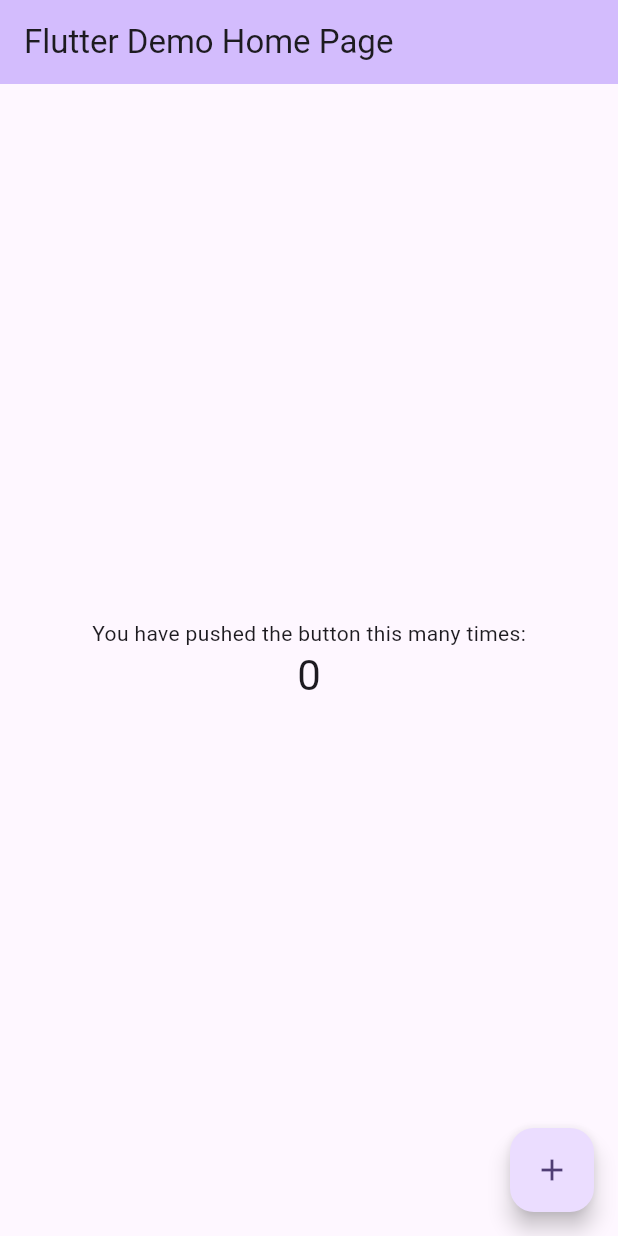
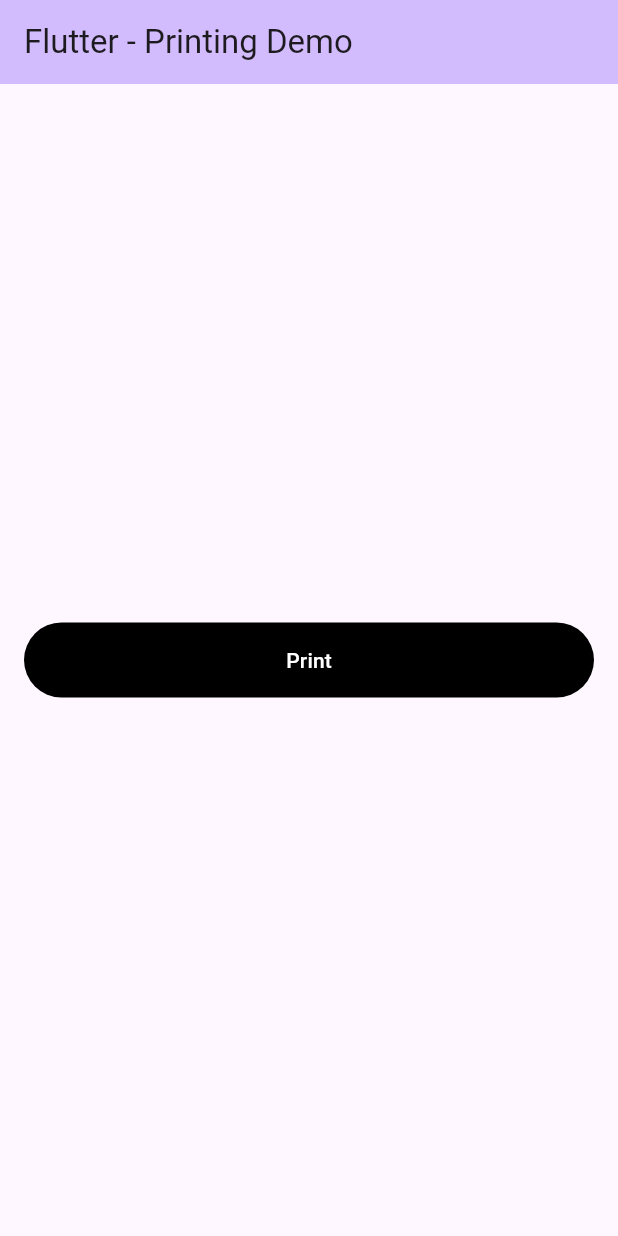
Before and after one commit to smarts-uz/printing_testapp, a Flutter app: the screen it shows after launch, on a phone screen of 412 x 824 dp. Run offline on Flutter 3.47's test engine with Material 2 defaults, Android fonts, the phone set to English and light mode, and no system bars; our stand-ins replace pdf, printing.

Commit message:
added printing feature

```diff
--- a/lib/main.dart
+++ b/lib/main.dart
@@ -14,12 +14,12 @@
   Widget build(BuildContext context) {
     return MaterialApp(
       debugShowCheckedModeBanner: false,
-      title: 'Flutter Demo',
+      title: 'Printing Demo',
       theme: ThemeData(
         colorScheme: ColorScheme.fromSeed(seedColor: Colors.deepPurple),
         useMaterial3: true,
       ),
-      home: const MyHomePage(title: 'Flutter Demo Home Page'),
+      home: const MyHomePage(title: 'Flutter - Printing Demo'),
     );
   }
 }
@@ -34,14 +34,6 @@
 }
 
 class _MyHomePageState extends State<MyHomePage> {
-  int _counter = 0;
-
-  void _incrementCounter() {
-    setState(() {
-      _counter++;
-    });
-  }
-
   @override
   Widget build(BuildContext context) {
     return Scaffold(
@@ -49,24 +41,46 @@
         backgroundColor: Theme.of(context).colorScheme.inversePrimary,
         title: Text(widget.title),
       ),
-      body: Center(
+      body: Padding(
+        padding: const EdgeInsets.all(16),
+        child: Center(
           child: Column(
             mainAxisAlignment: MainAxisAlignment.center,
-          children: <Widget>[
-            const Text(
-              'You have pushed the button this many times:',
+            children: [
+              ElevatedButton(
+                onPressed: () async {
+                  final doc = pw.Document();
+
+                  doc.addPage(
+                    pw.Page(
+                      pageFormat: PdfPageFormat.a4,
+                      build: (pw.Context context) {
+                        return pw.Center(
+                          child: pw.Text('Hello World'),
+                        );
+                      },
                     ),
-            Text(
-              '$_counter',
-              style: Theme.of(context).textTheme.headlineMedium,
+                  );
+
+                  await Printing.layoutPdf(
+                    onLayout: (PdfPageFormat format) async {
+                      return doc.save();
+                    },
+                  );
+                },
+                style: ButtonStyle(
+                  backgroundColor: MaterialStateProperty.all(Colors.black),
+                  foregroundColor: MaterialStateProperty.all(Colors.white),
+                  elevation: MaterialStateProperty.all(0),
+                  fixedSize: MaterialStateProperty.all(
+                    Size(MediaQuery.of(context).size.width, 50),
+                  ),
+                ),
+                child: const Text('Print'),
               ),
             ],
           ),
         ),
-      floatingActionButton: FloatingActionButton(
-        onPressed: _incrementCounter,
-        tooltip: 'Increment',
-        child: const Icon(Icons.add),
       ),
     );
   }
```
Lines whose indentation alone changed are shown as unchanged.
